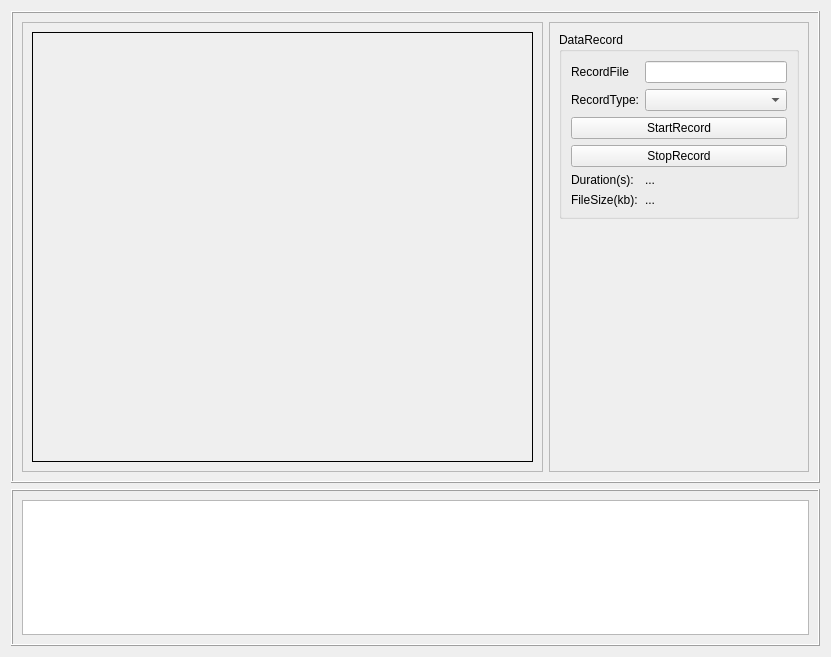
Qt form video/src/DataRecord/ZegoDataRecordDemo.ui (zegoim/zego-express-example-topics-cpp) before a commit.
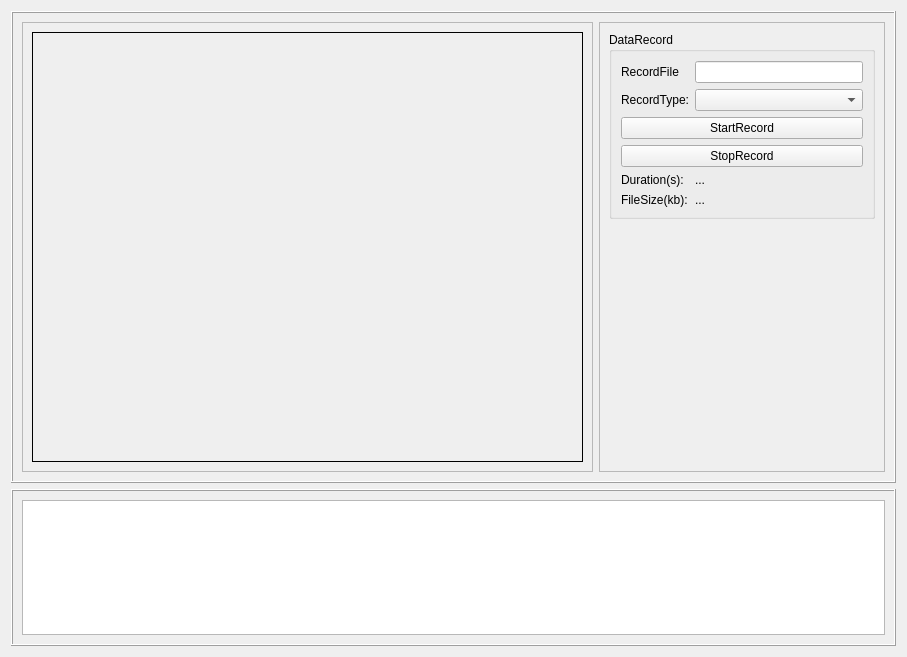
The same form after that commit.

Commit message: update to support zego-express 2.2.0

```diff
--- a/video/src/DataRecord/ZegoDataRecordDemo.ui
+++ b/video/src/DataRecord/ZegoDataRecordDemo.ui
@@ -6,7 +6,7 @@
    <rect>
     <x>0</x>
     <y>0</y>
-    <width>831</width>
+    <width>907</width>
     <height>657</height>
    </rect>
   </property>
@@ -193,8 +193,8 @@
          <string>&lt;!DOCTYPE HTML PUBLIC &quot;-//W3C//DTD HTML 4.0//EN&quot; &quot;http://www.w3.org/TR/REC-html40/strict.dtd&quot;&gt;
 &lt;html&gt;&lt;head&gt;&lt;meta name=&quot;qrichtext&quot; content=&quot;1&quot; /&gt;&lt;style type=&quot;text/css&quot;&gt;
 p, li { white-space: pre-wrap; }
-&lt;/style&gt;&lt;/head&gt;&lt;body style=&quot; font-family:'SimSun'; font-size:9pt; font-weight:400; font-style:normal;&quot;&gt;
-&lt;p style=&quot;-qt-paragraph-type:empty; margin-top:0px; margin-bottom:0px; margin-left:0px; margin-right:0px; -qt-block-indent:0; text-indent:0px;&quot;&gt;&lt;br /&gt;&lt;/p&gt;&lt;/body&gt;&lt;/html&gt;</string>
+&lt;/style&gt;&lt;/head&gt;&lt;body style=&quot; font-family:'.AppleSystemUIFont'; font-size:13pt; font-weight:400; font-style:normal;&quot;&gt;
+&lt;p style=&quot;-qt-paragraph-type:empty; margin-top:0px; margin-bottom:0px; margin-left:0px; margin-right:0px; -qt-block-indent:0; text-indent:0px; font-family:'SimSun'; font-size:9pt;&quot;&gt;&lt;br /&gt;&lt;/p&gt;&lt;/body&gt;&lt;/html&gt;</string>
         </property>
        </widget>
       </item>
```
The commit also changes 41 other files.
